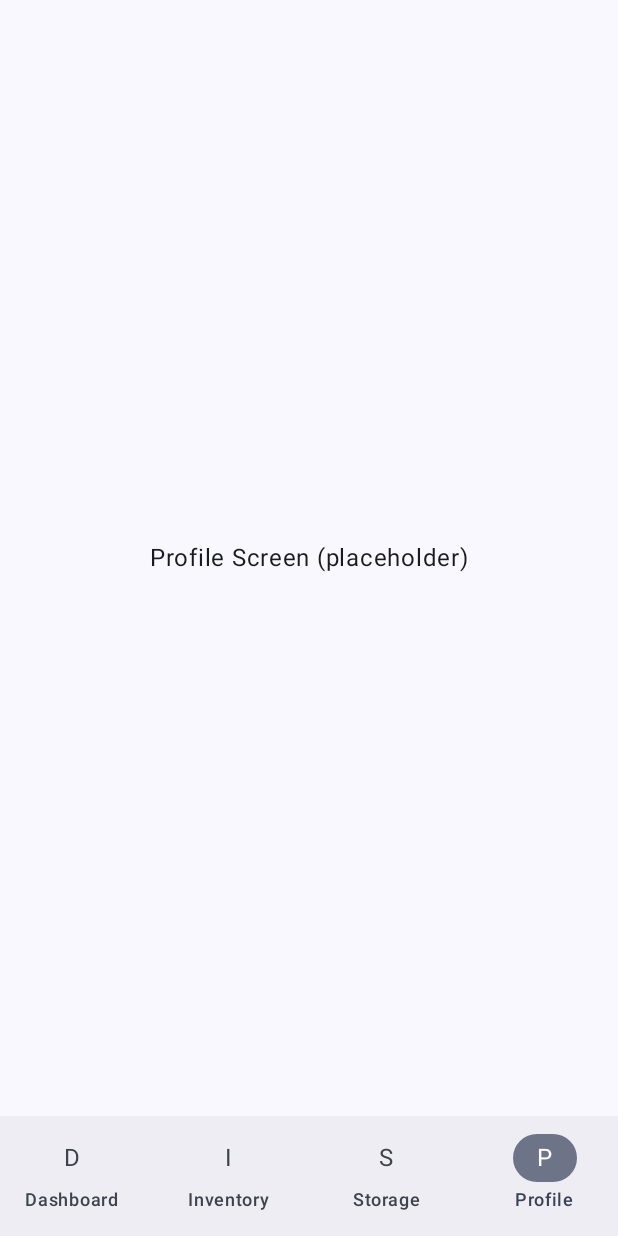
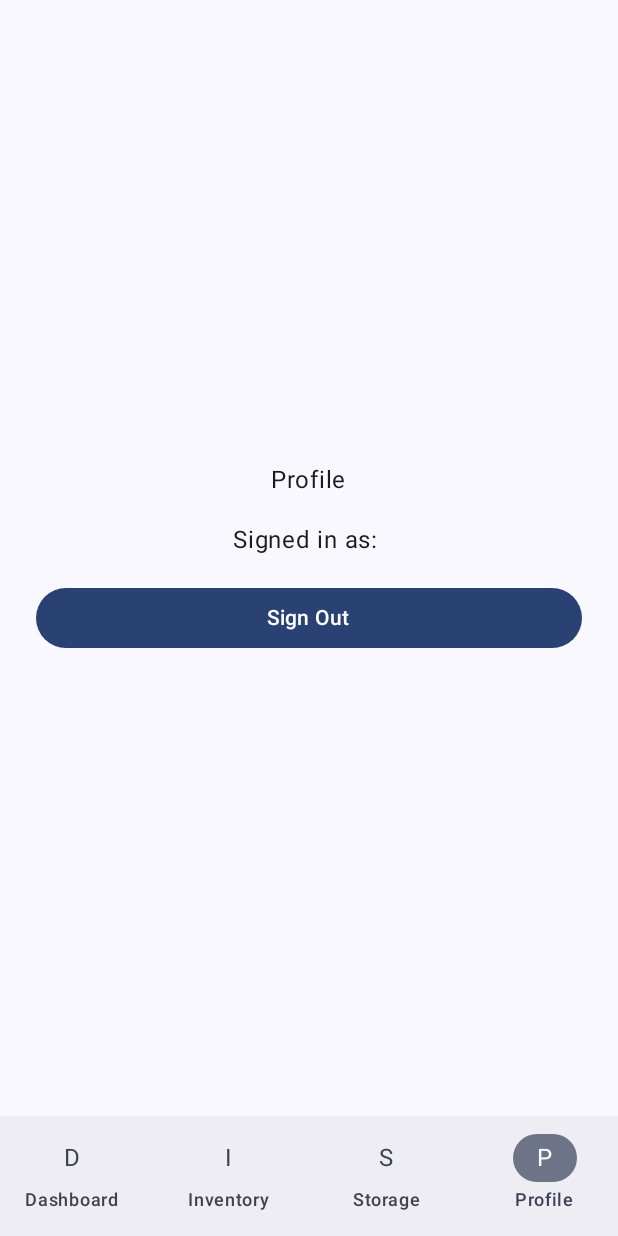
Before and after one commit to jmgonzalez06/PantryPal, an Android app built with Jetpack Compose: the ProfileRoute screen opened through its navigation route, on a phone screen of 412 x 824 dp. Run offline under Robolectric (Android 15) with nearby library versions, the phone set to English and light mode, and no system bars; our stand-ins replace Firebase (no records; nobody signed in at launch, a user with empty details on screens opened directly).

Commit message:
Add auto-login using Firebase current user and sign-out from Profile screen

```diff
--- a/app/src/main/java/com/jose/pantrypal/auth/AuthViewModel.kt
+++ b/app/src/main/java/com/jose/pantrypal/auth/AuthViewModel.kt
@@ -1,12 +1,12 @@
 package com.jose.pantrypal.auth
 
 import androidx.lifecycle.ViewModel
-import androidx.lifecycle.viewModelScope
+// import androidx.lifecycle.viewModelScope
 import com.google.firebase.auth.FirebaseAuth
 import kotlinx.coroutines.flow.MutableStateFlow
 import kotlinx.coroutines.flow.StateFlow
 import kotlinx.coroutines.flow.asStateFlow
-import kotlinx.coroutines.launch
+// import kotlinx.coroutines.launch
 
 class AuthViewModel(
     private val repository: AuthRepository = FirebaseAuthRepository(FirebaseAuth.getInstance())
@@ -17,6 +17,9 @@ class AuthViewModel(
 
     private val _signUpUiState = MutableStateFlow(SignUpUiState())
     val signUpUiState: StateFlow<SignUpUiState> = _signUpUiState.asStateFlow()
+
+    val currentUser: AuthUser?
+        get() = repository.getCurrentUser()
 
     // Login form updates
 
@@ -164,4 +167,10 @@ class AuthViewModel(
             isSignUpSuccessful = false
         )
     }
+
+    fun signOut() {
+        repository.signOut()
+        _loginUiState.value = LoginUiState()
+        _signUpUiState.value = SignUpUiState()
+    }
 }
--- a/app/src/main/java/com/jose/pantrypal/navigation/PantryNavGraph.kt
+++ b/app/src/main/java/com/jose/pantrypal/navigation/PantryNavGraph.kt
@@ -7,7 +7,6 @@ import androidx.compose.material3.Text
 import androidx.compose.runtime.Composable
 import androidx.compose.runtime.getValue
 import androidx.compose.ui.Modifier
-import androidx.compose.ui.unit.dp
 import androidx.compose.foundation.layout.padding
 import androidx.navigation.NavDestination
 import androidx.navigation.NavDestination.Companion.hierarchy
@@ -19,8 +18,11 @@ import com.jose.pantrypal.auth.LoginRoute
 import com.jose.pantrypal.auth.SignUpRoute
 import com.jose.pantrypal.dashboard.DashboardScreen
 import com.jose.pantrypal.inventory.InventoryScreen
-import com.jose.pantrypal.profile.ProfileScreen
+import com.jose.pantrypal.profile.ProfileRoute
 import com.jose.pantrypal.storage.StorageScreen
+import androidx.compose.runtime.remember
+import com.google.firebase.auth.FirebaseAuth
+import com.jose.pantrypal.auth.FirebaseAuthRepository
 
 data class BottomNavItem(
     val route: String,
@@ -29,6 +31,17 @@ data class BottomNavItem(
 
 @Composable
 fun PantryPalApp() {
+    val authRepository = remember {
+        FirebaseAuthRepository(FirebaseAuth.getInstance())
+    }
+
+    val startDestination = remember {
+        if (authRepository.getCurrentUser() != null) {
+            Routes.DASHBOARD
+        } else {
+            Routes.LOGIN
+        }
+    }
     val navController = rememberNavController()
     val navBackStackEntry by navController.currentBackStackEntryAsState()
     val currentDestination = navBackStackEntry?.destination
@@ -79,7 +92,7 @@ fun PantryPalApp() {
     ) { innerPadding ->
         NavHost(
             navController = navController,
-            startDestination = Routes.LOGIN,
+            startDestination = startDestination,
             modifier = Modifier.padding(innerPadding)
         ) {
             composable(Routes.LOGIN) {
@@ -118,7 +131,16 @@ fun PantryPalApp() {
             }
 
             composable(Routes.PROFILE) {
-                ProfileScreen()
+                ProfileRoute(
+                    onSignedOut = {
+                        navController.navigate(Routes.LOGIN) {
+                            popUpTo(Routes.DASHBOARD) {
+                                inclusive = true
+                            }
+                            launchSingleTop = true
+                        }
+                    }
+                )
             }
         }
     }
--- a/app/src/main/java/com/jose/pantrypal/profile/ProfileScreen.kt
+++ b/app/src/main/java/com/jose/pantrypal/profile/ProfileScreen.kt
@@ -1,18 +1,63 @@
 package com.jose.pantrypal.profile
 
-import androidx.compose.foundation.layout.Box
+import androidx.compose.foundation.layout.Arrangement
+import androidx.compose.foundation.layout.Column
+import androidx.compose.foundation.layout.Spacer
 import androidx.compose.foundation.layout.fillMaxSize
+import androidx.compose.foundation.layout.fillMaxWidth
+import androidx.compose.foundation.layout.height
+import androidx.compose.foundation.layout.padding
+import androidx.compose.material3.Button
 import androidx.compose.material3.Text
 import androidx.compose.runtime.Composable
 import androidx.compose.ui.Alignment
 import androidx.compose.ui.Modifier
+import androidx.compose.ui.unit.dp
+import androidx.lifecycle.viewmodel.compose.viewModel
+import com.jose.pantrypal.auth.AuthViewModel
 
 @Composable
-fun ProfileScreen() {
-    Box(
-        modifier = Modifier.fillMaxSize(),
-        contentAlignment = Alignment.Center
+fun ProfileRoute(
+    onSignedOut: () -> Unit
+) {
+    val authViewModel: AuthViewModel = viewModel()
+    val userEmail = authViewModel.currentUser?.email
+
+    ProfileScreen(
+        userEmail = userEmail,
+        onSignOutClick = {
+            authViewModel.signOut()
+            onSignedOut()
+        }
+    )
+}
+
+@Composable
+fun ProfileScreen(
+    userEmail: String?,
+    onSignOutClick: () -> Unit
+) {
+    Column(
+        modifier = Modifier
+            .fillMaxSize()
+            .padding(24.dp),
+        verticalArrangement = Arrangement.Center,
+        horizontalAlignment = Alignment.CenterHorizontally
     ) {
-        Text("Profile Screen (placeholder)")
+        Text("Profile")
+
+        Spacer(Modifier.height(16.dp))
+
+        if (userEmail != null) {
+            Text("Signed in as: $userEmail")
+            Spacer(Modifier.height(16.dp))
+        }
+
+        Button(
+            onClick = onSignOutClick,
+            modifier = Modifier.fillMaxWidth()
+        ) {
+            Text("Sign Out")
+        }
     }
 }
--- a/gradle/libs.versions.toml
+++ b/gradle/libs.versions.toml
@@ -1,5 +1,5 @@
 [versions]
-agp = "8.13.1"
+agp = "8.13.2"
 firebaseBom = "34.7.0"
 kotlin = "2.0.21"
 coreKtx = "1.10.1"
```
